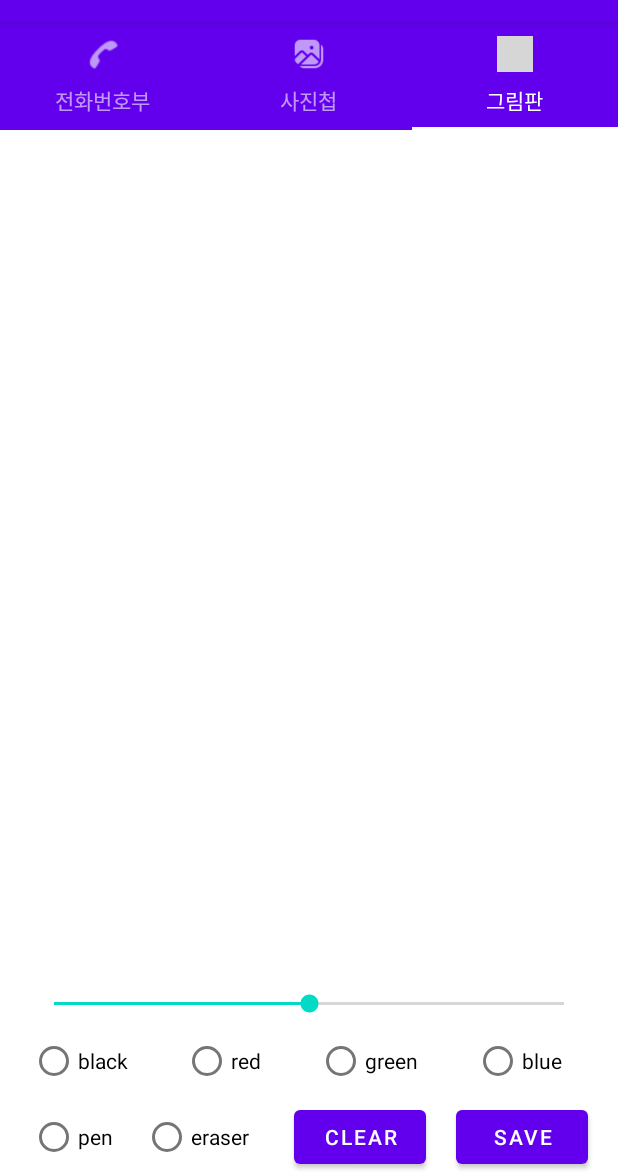
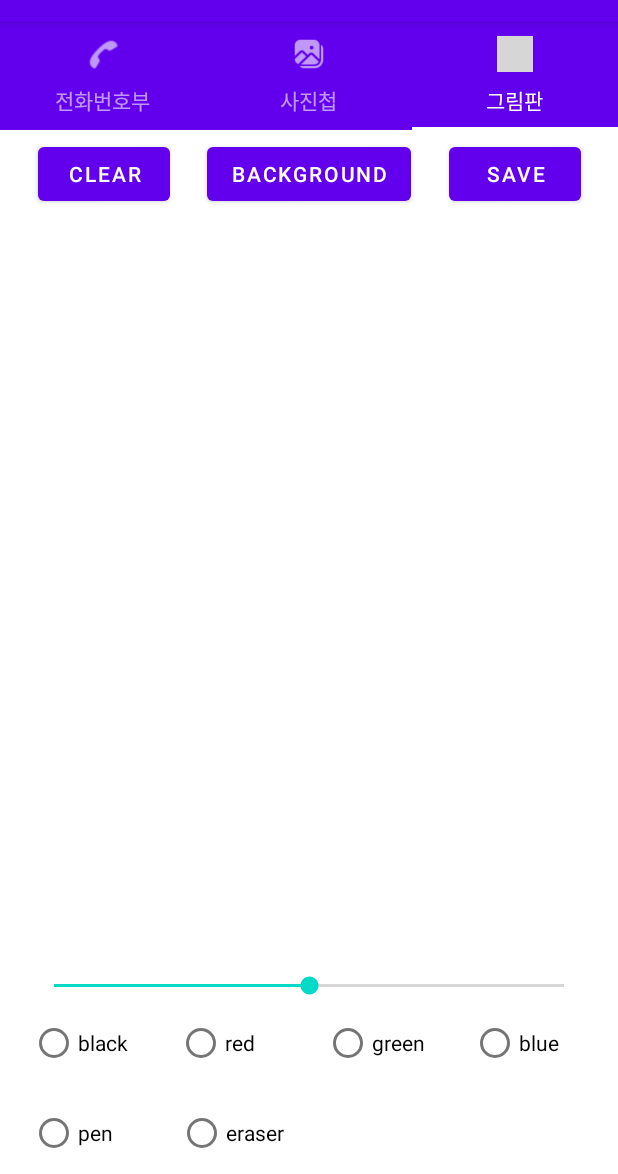
Before and after one commit to jsjclink/madcamp1w, an Android app: the screen it shows after launch (MainActivity), tab 3 chosen, on a phone screen of 412 x 824 dp, the part 62-1236 px from its top. Run offline under Robolectric (Android 15) with nearby library versions, the phone set to English and light mode, and no system bars; grey boxes are pictures that could not be loaded.

Commit message:
changed tab3 layout

```diff
--- a/app/src/main/res/layout/third_tab.xml
+++ b/app/src/main/res/layout/third_tab.xml
@@ -6,6 +6,48 @@
     android:layout_height="match_parent"
     tools:context=".MainActivity">
 
+    <androidx.constraintlayout.widget.ConstraintLayout
+        android:id="@+id/constraintLayout1"
+        android:layout_width="match_parent"
+        android:layout_height="0dp"
+        app:layout_constraintBottom_toTopOf="@+id/stage"
+        app:layout_constraintEnd_toEndOf="parent"
+        app:layout_constraintStart_toStartOf="parent"
+        app:layout_constraintTop_toTopOf="parent"
+        app:layout_constraintVertical_weight="2">
+
+        <Button
+            android:id="@+id/clear"
+            android:layout_width="wrap_content"
+            android:layout_height="wrap_content"
+            android:text="clear"
+            app:layout_constraintBottom_toBottomOf="parent"
+            app:layout_constraintEnd_toStartOf="@+id/background"
+            app:layout_constraintHorizontal_bias="0.225"
+            app:layout_constraintStart_toStartOf="parent"
+            app:layout_constraintTop_toTopOf="parent" />
+
+        <Button
+            android:id="@+id/background"
+            android:layout_width="wrap_content"
+            android:layout_height="wrap_content"
+            android:text="BACKGROUND"
+            app:layout_constraintBottom_toBottomOf="parent"
+            app:layout_constraintEnd_toStartOf="@+id/save"
+            app:layout_constraintStart_toEndOf="@id/clear"
+            app:layout_constraintTop_toTopOf="parent" />
+
+        <Button
+            android:id="@+id/save"
+            android:layout_width="wrap_content"
+            android:layout_height="wrap_content"
+            android:text="save"
+            app:layout_constraintBottom_toBottomOf="parent"
+            app:layout_constraintEnd_toEndOf="parent"
+            app:layout_constraintStart_toEndOf="@id/background"
+            app:layout_constraintTop_toTopOf="parent" />
+    </androidx.constraintlayout.widget.ConstraintLayout>
+
     <FrameLayout
         android:id="@+id/stage"
         android:layout_width="match_parent"
@@ -13,8 +55,8 @@
         app:layout_constraintBottom_toTopOf="@+id/constraintLayout2"
         app:layout_constraintEnd_toEndOf="parent"
         app:layout_constraintStart_toStartOf="parent"
-        app:layout_constraintTop_toTopOf="parent"
-        app:layout_constraintVertical_weight="17" >
+        app:layout_constraintTop_toBottomOf="@id/constraintLayout1"
+        app:layout_constraintVertical_weight="17">
 
     </FrameLayout>
 
@@ -26,7 +68,7 @@
         app:layout_constraintEnd_toEndOf="parent"
         app:layout_constraintStart_toStartOf="parent"
         app:layout_constraintTop_toBottomOf="@+id/stage"
-        app:layout_constraintVertical_weight="4">
+        app:layout_constraintVertical_weight="5">
 
         <SeekBar
             android:id="@+id/seekBar"
@@ -48,37 +90,40 @@
             android:layout_marginTop="5dp"
             android:orientation="horizontal"
             app:layout_constraintBottom_toTopOf="@id/constraintLayout3"
-            app:layout_constraintEnd_toEndOf="parent"
             app:layout_constraintStart_toStartOf="parent"
             app:layout_constraintTop_toBottomOf="@id/seekBar">
 
             <RadioButton
                 android:id="@+id/radioBtnBlack"
-                android:layout_width="wrap_content"
+                android:layout_width="0dp"
                 android:layout_height="wrap_content"
                 android:layout_weight="1"
-                android:text="black" />
+                android:text="black"
+                tools:ignore="TouchTargetSizeCheck" />
 
             <RadioButton
                 android:id="@+id/radioBtnRed"
-                android:layout_width="wrap_content"
+                android:layout_width="0dp"
                 android:layout_height="wrap_content"
                 android:layout_weight="1"
-                android:text="red" />
+                android:text="red"
+                tools:ignore="TouchTargetSizeCheck" />
 
             <RadioButton
                 android:id="@+id/radioBtnGreen"
-                android:layout_width="wrap_content"
+                android:layout_width="0dp"
                 android:layout_height="wrap_content"
                 android:layout_weight="1"
-                android:text="green" />
+                android:text="green"
+                tools:ignore="TouchTargetSizeCheck" />
 
             <RadioButton
                 android:id="@+id/radioBtnBlue"
-                android:layout_width="wrap_content"
+                android:layout_width="0dp"
                 android:layout_height="wrap_content"
                 android:layout_weight="1"
-                android:text="blue" />
+                android:text="blue"
+                tools:ignore="TouchTargetSizeCheck" />
 
         </RadioGroup>
 
@@ -93,48 +138,29 @@
 
             <RadioGroup
                 android:id="@+id/radioGroup2"
-                android:layout_width="wrap_content"
+                android:layout_width="match_parent"
                 android:layout_height="wrap_content"
-                android:layout_marginEnd="10dp"
+                android:layout_marginStart="20dp"
                 android:orientation="horizontal"
                 app:layout_constraintBottom_toBottomOf="parent"
-                app:layout_constraintEnd_toStartOf="@id/clear"
                 app:layout_constraintStart_toStartOf="parent"
                 app:layout_constraintTop_toTopOf="parent">
 
                 <RadioButton
                     android:id="@+id/pen"
-                    android:layout_width="match_parent"
+                    android:layout_width="wrap_content"
                     android:layout_height="wrap_content"
-                    android:layout_marginEnd="20dp"
+                    android:layout_marginEnd="33dp"
                     android:text="pen" />
 
                 <RadioButton
                     android:id="@+id/eraser"
-                    android:layout_width="match_parent"
+                    android:layout_width="wrap_content"
                     android:layout_height="wrap_content"
+                    android:layout_marginStart="10dp"
                     android:text="eraser" />
             </RadioGroup>
 
-            <Button
-                android:id="@+id/clear"
-                android:layout_width="wrap_content"
-                android:layout_height="wrap_content"
-                android:text="clear"
-                app:layout_constraintBottom_toBottomOf="parent"
-                app:layout_constraintEnd_toStartOf="@id/save"
-                app:layout_constraintStart_toEndOf="@id/radioGroup2"
-                app:layout_constraintTop_toTopOf="parent" />
-
-            <Button
-                android:id="@+id/save"
-                android:layout_width="wrap_content"
-                android:layout_height="wrap_content"
-                android:text="save"
-                app:layout_constraintBottom_toBottomOf="parent"
-                app:layout_constraintEnd_toEndOf="parent"
-                app:layout_constraintStart_toEndOf="@id/clear"
-                app:layout_constraintTop_toTopOf="parent" />
         </androidx.constraintlayout.widget.ConstraintLayout>
     </androidx.constraintlayout.widget.ConstraintLayout>
 
```
